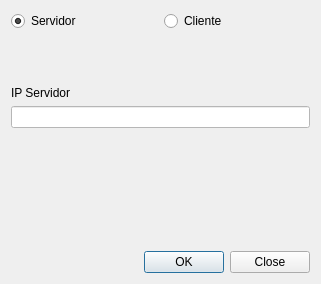
Old version of the form login.ui in the repository allangdc/TankOfWar.
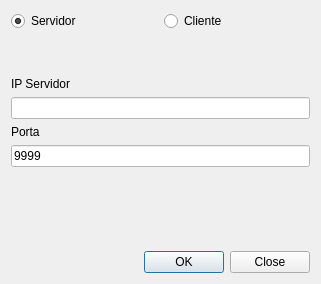
New version of the form.

```diff
--- a/login.ui
+++ b/login.ui
@@ -70,6 +70,23 @@
        </property>
       </spacer>
      </item>
+     <item row="4" column="0" colspan="2">
+      <widget class="QLabel" name="label_2">
+       <property name="text">
+        <string>Porta</string>
+       </property>
+      </widget>
+     </item>
+     <item row="5" column="0" colspan="2">
+      <widget class="QLineEdit" name="txtPort">
+       <property name="styleSheet">
+        <string notr="true">background-color: rgb(255, 255, 255);</string>
+       </property>
+       <property name="text">
+        <string>9999</string>
+       </property>
+      </widget>
+     </item>
     </layout>
    </item>
    <item row="1" column="0">
```
